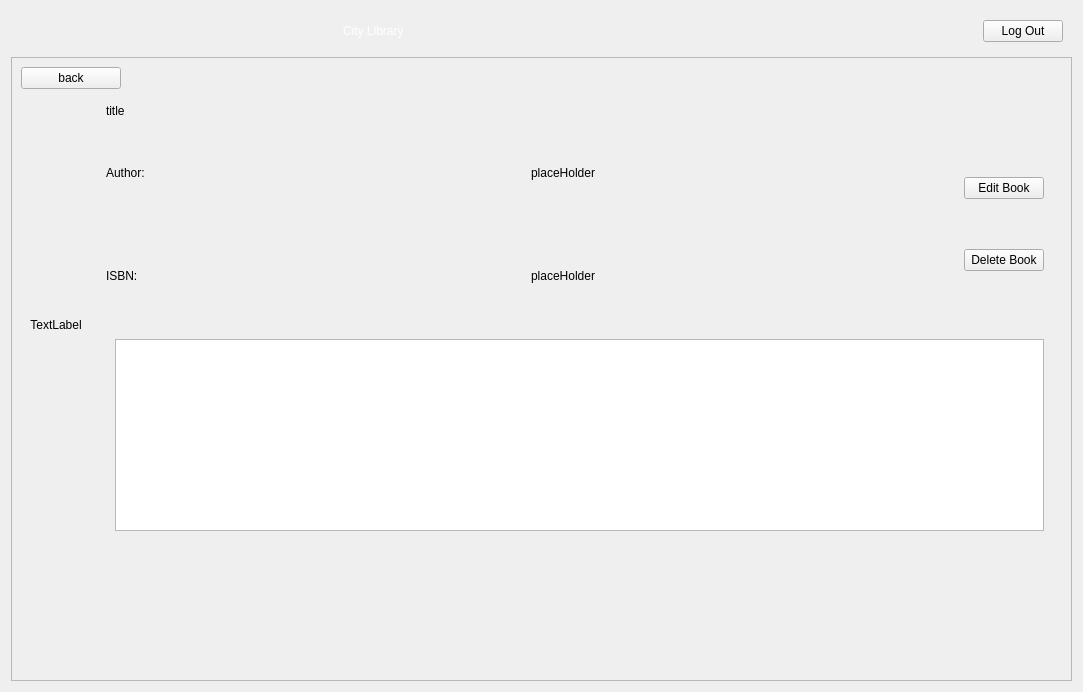
The window that bookInfoView.ui (Mr-Beastman/CS106_A2) describes before a commit, drawn with Qt 5.
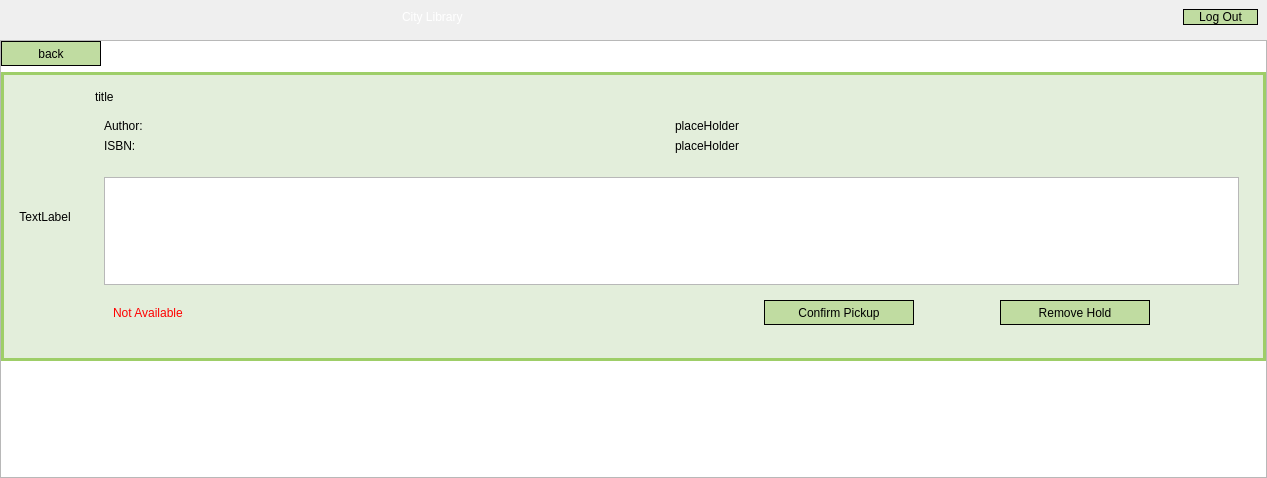
The same window after the commit. The open tabs and pages were chosen to show the change. Icons and pictures are not drawn.

Diff of the .ui file:
```diff
--- a/bookInfoView.ui
+++ b/bookInfoView.ui
@@ -6,14 +6,42 @@
    <rect>
     <x>0</x>
     <y>0</y>
-    <width>1083</width>
-    <height>692</height>
+    <width>1267</width>
+    <height>478</height>
    </rect>
   </property>
   <property name="windowTitle">
    <string>Form</string>
   </property>
+  <property name="styleSheet">
+   <string notr="true">
+
+QPushButton{
+	border: 1px solid;
+	color: rgb(0, 0, 0);
+	font: 700 9pt &quot;Segoe UI&quot;;
+	background-color: rgb(192, 220, 161);
+}
+
+QLabel{
+	color: rgb(0, 0, 0);
+	font: 700 9pt &quot;Segoe UI&quot;;
+}
+</string>
+  </property>
   <layout class="QVBoxLayout" name="verticalLayout_6">
+   <property name="leftMargin">
+    <number>0</number>
+   </property>
+   <property name="topMargin">
+    <number>0</number>
+   </property>
+   <property name="rightMargin">
+    <number>0</number>
+   </property>
+   <property name="bottomMargin">
+    <number>0</number>
+   </property>
    <item>
     <widget class="QWidget" name="bannerBackground" native="true">
      <property name="maximumSize">
@@ -56,6 +84,12 @@
       </item>
       <item>
        <widget class="QPushButton" name="logoutButton">
+        <property name="minimumSize">
+         <size>
+          <width>75</width>
+          <height>0</height>
+         </size>
+        </property>
         <property name="text">
          <string>Log Out</string>
         </property>
@@ -74,13 +108,36 @@
        <rect>
         <x>0</x>
         <y>0</y>
-        <width>1063</width>
-        <height>534</height>
+        <width>1251</width>
+        <height>387</height>
        </rect>
       </property>
+      <property name="styleSheet">
+       <string notr="true">#bookInfoScroll{
+	background-color: rgb(255, 255, 255);
+}</string>
+      </property>
       <layout class="QVBoxLayout" name="verticalLayout">
+       <property name="leftMargin">
+        <number>0</number>
+       </property>
+       <property name="topMargin">
+        <number>0</number>
+       </property>
+       <property name="rightMargin">
+        <number>0</number>
+       </property>
+       <property name="bottomMargin">
+        <number>0</number>
+       </property>
        <item>
         <widget class="QPushButton" name="backButton">
+         <property name="minimumSize">
+          <size>
+           <width>0</width>
+           <height>25</height>
+          </size>
+         </property>
          <property name="maximumSize">
           <size>
            <width>100</width>
@@ -96,6 +153,14 @@
         </widget>
        </item>
        <item>
+        <widget class="QWidget" name="bookLayout" native="true">
+         <property name="styleSheet">
+          <string notr="true">#bookLayout{
+	border: 3px solid;
+	border-color: rgb(158, 206, 104);
+	background-color: rgb(227, 238, 219);
+}</string>
+         </property>
         <layout class="QHBoxLayout" name="bookInfoLayout">
          <item>
           <widget class="QWidget" name="bookCoverLayout" native="true">
@@ -124,8 +189,14 @@
              </widget>
             </item>
             <item>
-             <layout class="QHBoxLayout" name="horizontalLayout_3" stretch="1,0">
+              <layout class="QHBoxLayout" name="detailsLayout" stretch="0">
               <item>
+                <widget class="QWidget" name="info" native="true">
+                 <property name="styleSheet">
+                  <string notr="true">#info{
+	border: 0px solid;
+}</string>
+                 </property>
                <layout class="QGridLayout" name="bookDetailsLayout">
                 <item row="1" column="1">
                  <widget class="QLabel" name="isbnOutputLabel">
@@ -156,36 +227,7 @@
                  </widget>
                 </item>
                </layout>
-              </item>
-              <item>
-               <layout class="QVBoxLayout" name="verticalLayout_7">
-                <item>
-                 <widget class="QStackedWidget" name="bookOptionStackedWidget">
-                  <property name="currentIndex">
-                   <number>0</number>
-                  </property>
-                  <widget class="QWidget" name="adminPage">
-                   <layout class="QVBoxLayout" name="verticalLayout_8">
-                    <item>
-                     <widget class="QPushButton" name="pushButton_2">
-                      <property name="text">
-                       <string>Edit Book</string>
-                      </property>
-                     </widget>
-                    </item>
-                    <item>
-                     <widget class="QPushButton" name="pushButton">
-                      <property name="text">
-                       <string>Delete Book</string>
-                      </property>
-                     </widget>
-                    </item>
-                   </layout>
-                  </widget>
-                  <widget class="QWidget" name="memberPage"/>
-                 </widget>
-                </item>
-               </layout>
+                </widget>
               </item>
              </layout>
             </item>
@@ -198,26 +240,254 @@
                <item>
                 <layout class="QHBoxLayout" name="horizontalLayout">
                  <item>
-                  <widget class="QStackedWidget" name="stackedWidget">
-                   <widget class="QWidget" name="page"/>
-                   <widget class="QWidget" name="page_2"/>
-                  </widget>
-                 </item>
+                   <widget class="QStackedWidget" name="statusStackedWidget">
+                    <property name="styleSheet">
+                     <string notr="true">#statusStackedWidget{
+	
+	background-color: rgb(227, 238, 219);
+}
+</string>
+                    </property>
+                    <property name="currentIndex">
+                     <number>1</number>
+                    </property>
+                    <widget class="QWidget" name="notAvailablePage">
+                     <property name="styleSheet">
+                      <string notr="true">#notAvailablePage{
+	
+	background-color: rgb(227, 238, 219);
+}
+</string>
+                     </property>
+                     <layout class="QVBoxLayout" name="verticalLayout_8">
+                      <item>
+                       <widget class="QLabel" name="notAvailableLabel">
+                        <property name="styleSheet">
+                         <string notr="true">#notAvailableLabel{
+	color: rgb(255, 0, 0);
+	font: 700 20pt &quot;Segoe UI&quot;;
+}</string>
+                        </property>
+                        <property name="text">
+                         <string>Not Available</string>
+                        </property>
+                       </widget>
+                      </item>
+                     </layout>
+                    </widget>
+                    <widget class="QWidget" name="availablePage">
+                     <property name="styleSheet">
+                      <string notr="true">#availablePage{
+	
+	background-color: rgb(227, 238, 219);
+}
+</string>
+                     </property>
+                     <layout class="QVBoxLayout" name="verticalLayout_7">
                  <item>
-                  <widget class="QStackedWidget" name="stackedWidget_2">
-                   <widget class="QWidget" name="page_3"/>
-                   <widget class="QWidget" name="page_4"/>
+                       <widget class="QLabel" name="availableLabel">
+                        <property name="styleSheet">
+                         <string notr="true">#availableLabel{
+	color: rgb(0, 170, 0);
+	font: 700 20pt &quot;Segoe UI&quot;;
+}</string>
+                        </property>
+                        <property name="text">
+                         <string>Available</string>
+                        </property>
                   </widget>
                  </item>
                 </layout>
+                    </widget>
+                    <widget class="QWidget" name="checkedoutPage">
+                     <property name="styleSheet">
+                      <string notr="true">#checkedoutPage{
+	
+	background-color: rgb(227, 238, 219);
+}
+</string>
+                     </property>
+                     <layout class="QVBoxLayout" name="verticalLayout_9">
+                      <item>
+                       <widget class="QLabel" name="checkedoutLabel">
+                        <property name="styleSheet">
+                         <string notr="true">#checkedoutLabel{
+	color: rgb(0, 170, 0);
+	font: 700 20pt &quot;Segoe UI&quot;;
+}</string>
+                        </property>
+                        <property name="text">
+                         <string>Checked out to you</string>
+                        </property>
+                       </widget>
                </item>
               </layout>
              </widget>
-            </item>
-           </layout>
-          </widget>
-         </item>
-        </layout>
+                   </widget>
+                  </item>
+                  <item>
+                   <widget class="QStackedWidget" name="optionsStackedWidget">
+                    <property name="currentIndex">
+                     <number>1</number>
+                    </property>
+                    <widget class="QWidget" name="dueDatePage">
+                     <property name="styleSheet">
+                      <string notr="true">#dueDatePage{
+	
+	background-color: rgb(227, 238, 219);
+}
+</string>
+                     </property>
+                     <layout class="QHBoxLayout" name="horizontalLayout_4">
+                      <item>
+                       <widget class="QLabel" name="dueLabel">
+                        <property name="styleSheet">
+                         <string notr="true">#dueLabel{
+	color: rgb(0, 0, 0);
+	font: 700 20pt &quot;Segoe UI&quot;;
+}</string>
+                        </property>
+                        <property name="text">
+                         <string>Due Date :</string>
+                        </property>
+                       </widget>
+                      </item>
+                      <item>
+                       <widget class="QLabel" name="dueOutputLabel">
+                        <property name="styleSheet">
+                         <string notr="true">#dueOutputLabel{
+	color: rgb(0, 0, 0);
+	font: 700 20pt &quot;Segoe UI&quot;;
+}</string>
+                        </property>
+                        <property name="text">
+                         <string>TextLabel</string>
+                        </property>
+                       </widget>
+                      </item>
+                     </layout>
+                    </widget>
+                    <widget class="QWidget" name="checkoutPage">
+                     <property name="styleSheet">
+                      <string notr="true">#checkoutPage{
+	
+	background-color: rgb(227, 238, 219);
+}
+</string>
+                     </property>
+                     <layout class="QHBoxLayout" name="horizontalLayout_6">
+                      <item>
+                       <widget class="QPushButton" name="checkoutButton">
+                        <property name="minimumSize">
+                         <size>
+                          <width>0</width>
+                          <height>25</height>
+                         </size>
+                        </property>
+                        <property name="maximumSize">
+                         <size>
+                          <width>150</width>
+                          <height>16777215</height>
+                         </size>
+                        </property>
+                        <property name="text">
+                         <string>Checkout</string>
+                        </property>
+                       </widget>
+                      </item>
+                     </layout>
+                    </widget>
+                    <widget class="QWidget" name="holdPage">
+                     <property name="styleSheet">
+                      <string notr="true">#holdPage{
+	
+	background-color: rgb(227, 238, 219);
+}
+</string>
+                     </property>
+                     <layout class="QHBoxLayout" name="horizontalLayout_5">
+                      <item>
+                       <widget class="QPushButton" name="holdButton">
+                        <property name="minimumSize">
+                         <size>
+                          <width>0</width>
+                          <height>25</height>
+                         </size>
+                        </property>
+                        <property name="maximumSize">
+                         <size>
+                          <width>150</width>
+                          <height>16777215</height>
+                         </size>
+                        </property>
+                        <property name="text">
+                         <string>Place Hold</string>
+                        </property>
+                       </widget>
+                      </item>
+                     </layout>
+                    </widget>
+                    <widget class="QWidget" name="holdAvailablePage">
+                     <property name="styleSheet">
+                      <string notr="true">#holdAvailablePage{
+	
+	background-color: rgb(227, 238, 219);
+}
+</string>
+                     </property>
+                     <layout class="QHBoxLayout" name="horizontalLayout_3">
+                      <item>
+                       <widget class="QPushButton" name="confirmButton">
+                        <property name="minimumSize">
+                         <size>
+                          <width>0</width>
+                          <height>25</height>
+                         </size>
+                        </property>
+                        <property name="maximumSize">
+                         <size>
+                          <width>150</width>
+                          <height>16777215</height>
+                         </size>
+                        </property>
+                        <property name="text">
+                         <string>Confirm Pickup</string>
+                        </property>
+                       </widget>
+                      </item>
+                      <item>
+                       <widget class="QPushButton" name="removeButton">
+                        <property name="minimumSize">
+                         <size>
+                          <width>0</width>
+                          <height>25</height>
+                         </size>
+                        </property>
+                        <property name="maximumSize">
+                         <size>
+                          <width>150</width>
+                          <height>16777215</height>
+                         </size>
+                        </property>
+                        <property name="text">
+                         <string>Remove Hold</string>
+                        </property>
+                       </widget>
+                      </item>
+                     </layout>
+                    </widget>
+                   </widget>
+                  </item>
+                 </layout>
+                </item>
+               </layout>
+              </widget>
+             </item>
+            </layout>
+           </widget>
+          </item>
+         </layout>
+        </widget>
        </item>
        <item>
         <widget class="QWidget" name="footerBackground" native="true">
@@ -234,6 +504,18 @@
           </size>
          </property>
          <layout class="QGridLayout" name="gridLayout" columnstretch="0,0,0">
+          <property name="leftMargin">
+           <number>0</number>
+          </property>
+          <property name="topMargin">
+           <number>0</number>
+          </property>
+          <property name="rightMargin">
+           <number>0</number>
+          </property>
+          <property name="bottomMargin">
+           <number>0</number>
+          </property>
           <item row="0" column="2">
            <spacer name="horizontalSpacer_2">
             <property name="orientation">
```
Lines whose indentation alone changed are shown as unchanged.
